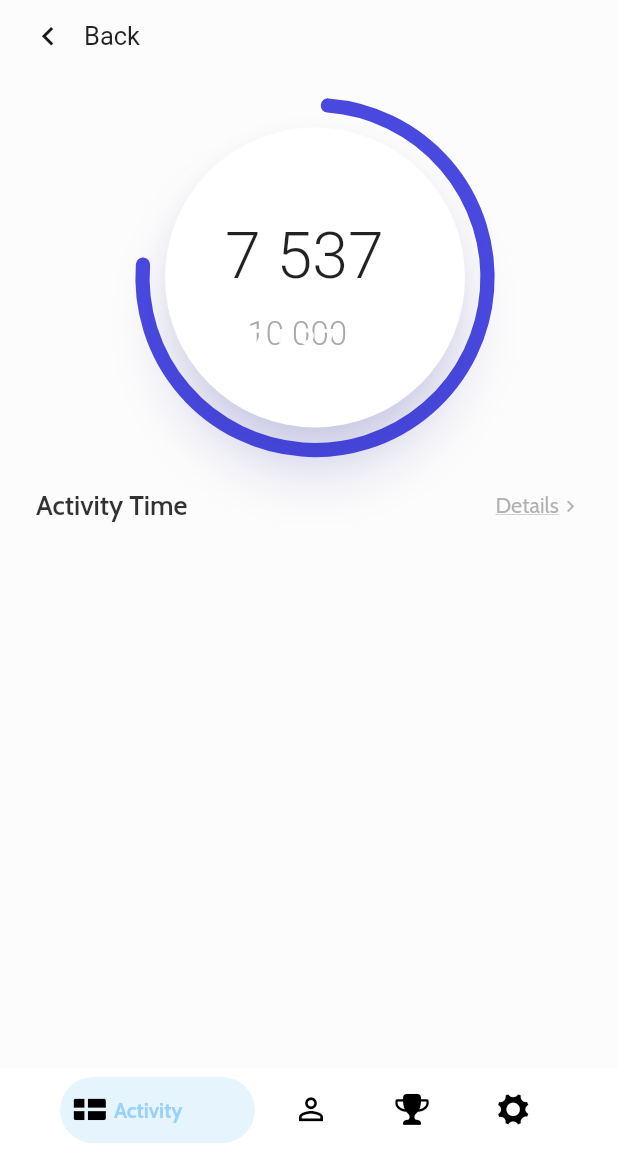
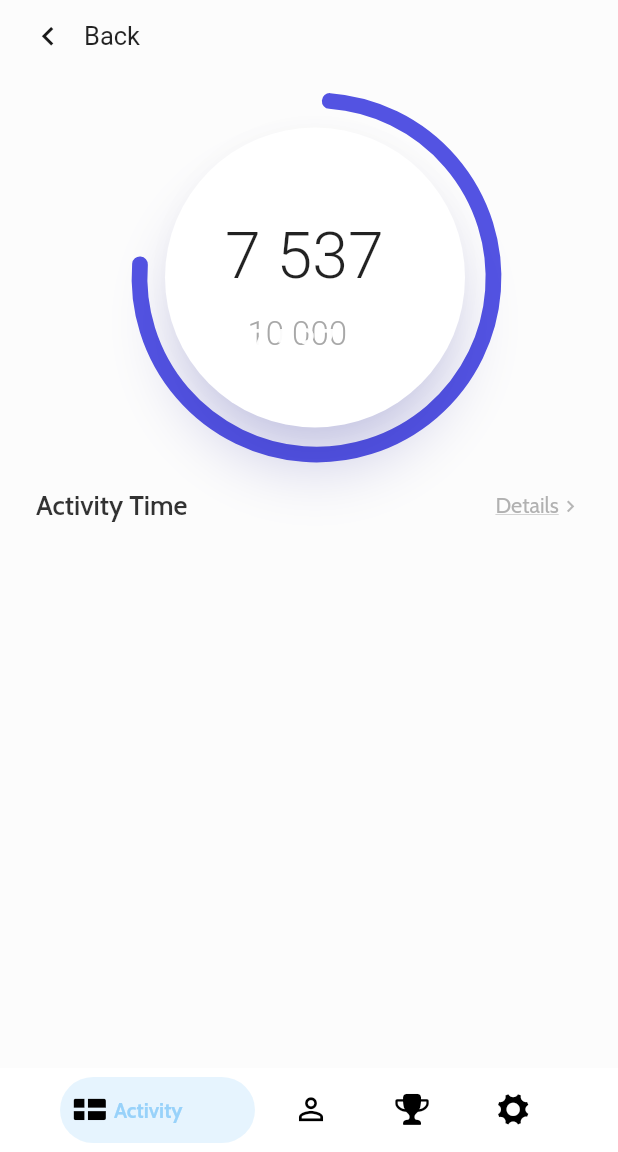
Before and after one commit to okok147/Flutter-UI-Reality, a Flutter app: the screen it shows after launch, after a tap on "Steps", on a phone screen of 412 x 824 dp, the part 84-1236 px from its top. Run offline on Flutter 3.47's test engine with Material 2 defaults, Android fonts, the phone set to English and light mode, and no system bars; drawn by our look-alikes of bottom_navy_bar; our stand-ins replace dio, fl_chart, font_awesome_flutter; network calls fail; Roboto replaces fonts that are missing (Arimo); project files that could hold a hidden picture were left out.

Commit message:
day8 adjust

```diff
--- a/mobile_application_activity_04/lib/activityCardStack.dart
+++ b/mobile_application_activity_04/lib/activityCardStack.dart
@@ -76,15 +76,15 @@
 class StepDetailsPainter extends CustomPainter {
   @override
   void paint(Canvas canvas, Size size) {
-    final rect = Rect.fromLTRB(5, 10, 235, 240);
+    final rect = Rect.fromLTRB(3, 7, 239, 243);
     final startAngle = -math.pi / 2.1;
     final sweepAngle = math.pi * 1.5;
     final useCenter = false;
     final paint = Paint()
-      ..color = switchColor[1].withOpacity(0.9)
+      ..color = switchColor[1].withOpacity(0.85)
       ..strokeCap = StrokeCap.round
       ..style = PaintingStyle.stroke
-      ..strokeWidth = 9.5;
+      ..strokeWidth = 10.5;
     canvas.drawArc(rect, startAngle, sweepAngle, useCenter, paint);
   }
 
```
Also changed, not shown: mobile_application_activity_04/process/day8.gif.
